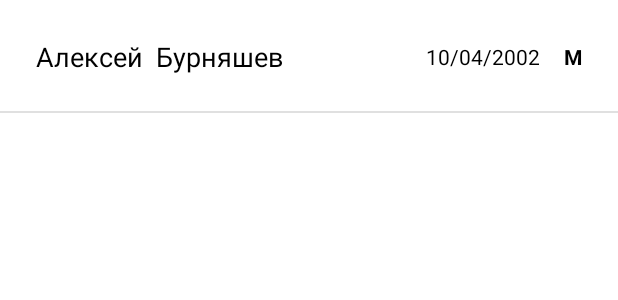
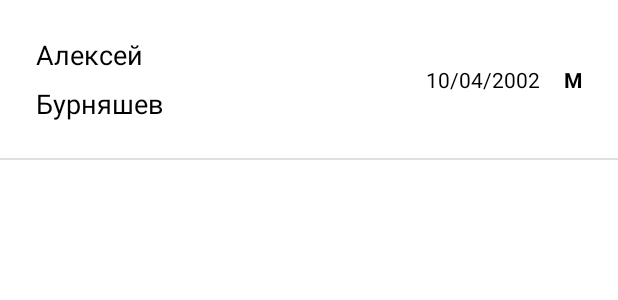
Before and after one commit to VikNamin/BankPractice, an Android app: the layout person_row.xml on its own in the app's theme, with its tools: preview values and no code run, on a phone screen of 412 x 824 dp. Shown: the top 300 px of the screen. Run offline under Robolectric (Android 15) with nearby library versions, the phone set to English and light mode, and no system bars.

Commit message:
Перенос чекера правильности введённых данных в рездел утилит (Util), добавление метода onDestroyView для избежания утечек памяти, реорганизация папок проекта, реализация функционала редактирования записей, замена функции Upsert на Insert,

```diff
--- a/app/src/main/java/ru/vik/bankpractice/MainActivity.kt
+++ b/app/src/main/java/ru/vik/bankpractice/MainActivity.kt
@@ -7,7 +7,7 @@ import androidx.navigation.ui.setupActionBarWithNavController
 
 
 // TODO:    Доделать реализацию добавления записей в другие таблицы,
-// TODO:    реализовать удаление, редактирование, поиск по записям, сортировку, добавить комментарии
+// TODO:    реализовать удаление, поиск по записям, сортировку, добавить комментарии
 
 
 class MainActivity : AppCompatActivity() {
--- a/app/src/main/java/ru/vik/bankpractice/data/BankDatabase.kt
+++ b/app/src/main/java/ru/vik/bankpractice/data/BankDatabase.kt
@@ -4,7 +4,7 @@ import android.content.Context
 import androidx.room.Database
 import androidx.room.Room
 import androidx.room.RoomDatabase
-import ru.vik.bankpractice.data.person.Person
+import ru.vik.bankpractice.model.Person
 import ru.vik.bankpractice.data.person.PersonDao
 
 // Таблицы, входящие в БД и версия БД
--- a/app/src/main/res/layout/person_row.xml
+++ b/app/src/main/res/layout/person_row.xml
@@ -2,40 +2,43 @@
 <androidx.constraintlayout.widget.ConstraintLayout xmlns:android="http://schemas.android.com/apk/res/android"
     xmlns:app="http://schemas.android.com/apk/res-auto"
     xmlns:tools="http://schemas.android.com/tools"
+    android:id="@+id/rowPersonLayout"
     android:layout_width="match_parent"
     android:layout_height="wrap_content">
 
+    <androidx.constraintlayout.widget.ConstraintLayout
+        android:id="@+id/constraintLayout"
+        android:layout_width="match_parent"
+        android:layout_height="match_parent"
+        android:padding="24dp"
+        app:layout_constraintEnd_toEndOf="parent"
+        app:layout_constraintStart_toStartOf="parent"
+        app:layout_constraintTop_toTopOf="parent">
+
         <TextView
             android:id="@+id/textViewFirstNamePerson"
-        android:layout_width="wrap_content"
+            android:layout_width="0dp"
             android:layout_height="wrap_content"
-        android:layout_marginStart="24dp"
+            android:layout_marginEnd="16dp"
             android:text="Алексей"
             android:textAppearance="@style/TextAppearance.AppCompat.Medium"
-        app:layout_constraintBottom_toBottomOf="parent"
+            app:layout_constraintEnd_toStartOf="@+id/textViewBirthDate"
+            app:layout_constraintHorizontal_bias="1.0"
             app:layout_constraintStart_toStartOf="parent"
             app:layout_constraintTop_toTopOf="parent" />
 
         <TextView
             android:id="@+id/textViewLastNamePerson"
-        android:layout_width="wrap_content"
+            android:layout_width="0dp"
             android:layout_height="wrap_content"
-        android:layout_marginStart="8dp"
+            android:layout_marginTop="8dp"
+            android:layout_marginEnd="16dp"
             android:text="Бурняшев"
             android:textAppearance="@style/TextAppearance.AppCompat.Medium"
-        app:layout_constraintStart_toEndOf="@+id/textViewFirstNamePerson"
-        app:layout_constraintTop_toTopOf="@+id/textViewFirstNamePerson" />
-
-    <TextView
-        android:id="@+id/textViewSex"
-        android:layout_width="wrap_content"
-        android:layout_height="wrap_content"
-        android:layout_marginEnd="24dp"
-        android:text="М"
-        android:textStyle="bold"
-        app:layout_constraintBottom_toBottomOf="parent"
-        app:layout_constraintEnd_toEndOf="parent"
-        app:layout_constraintTop_toTopOf="parent" />
+            app:layout_constraintEnd_toStartOf="@+id/textViewBirthDate"
+            app:layout_constraintHorizontal_bias="0.0"
+            app:layout_constraintStart_toStartOf="@+id/textViewFirstNamePerson"
+            app:layout_constraintTop_toBottomOf="@+id/textViewFirstNamePerson" />
 
         <TextView
             android:id="@+id/textViewBirthDate"
@@ -43,19 +46,30 @@
             android:layout_height="wrap_content"
             android:layout_marginEnd="16dp"
             android:text="10/04/2002"
-        app:layout_constraintBottom_toBottomOf="parent"
+            app:layout_constraintBottom_toBottomOf="@+id/textViewLastNamePerson"
             app:layout_constraintEnd_toStartOf="@+id/textViewSex"
-        app:layout_constraintTop_toTopOf="parent" />
+            app:layout_constraintTop_toTopOf="@+id/textViewFirstNamePerson" />
+
+        <TextView
+            android:id="@+id/textViewSex"
+            android:layout_width="wrap_content"
+            android:layout_height="wrap_content"
+            android:text="М"
+            android:textStyle="bold"
+            app:layout_constraintBottom_toBottomOf="@+id/textViewBirthDate"
+            app:layout_constraintEnd_toEndOf="parent"
+            app:layout_constraintTop_toTopOf="@+id/textViewBirthDate" />
+
+    </androidx.constraintlayout.widget.ConstraintLayout>
 
     <View
         android:id="@+id/divider"
-        android:layout_width="wrap_content"
+        android:layout_width="0dp"
         android:layout_height="1dp"
-        android:layout_marginTop="24dp"
         android:background="?android:attr/listDivider"
         app:layout_constraintBottom_toBottomOf="parent"
         app:layout_constraintEnd_toEndOf="parent"
         app:layout_constraintStart_toStartOf="parent"
-        app:layout_constraintTop_toBottomOf="@+id/textViewFirstNamePerson" />
+        app:layout_constraintTop_toBottomOf="@+id/constraintLayout" />
 
 </androidx.constraintlayout.widget.ConstraintLayout>
```
Also changed, not shown: app/build.gradle (+21 -1 lines), app/src/main/java/ru/vik/bankpractice/data/person/PersonDao.kt (+8 -6 lines), app/src/main/java/ru/vik/bankpractice/fragments/add/AddFragment.kt (+19 -34 lines), app/src/main/java/ru/vik/bankpractice/fragments/list/ListAdapter.kt (+9 -1 lines), app/src/main/java/ru/vik/bankpractice/fragments/list/ListFragment.kt (+7 -2 lines), app/src/main/java/ru/vik/bankpractice/fragments/update/UpdateFragment.kt (added, +131 -0 lines), app/src/main/java/ru/vik/bankpractice/model/Person.kt (renamed from app/src/main/java/ru/vik/bankpractice/data/person/Person.kt, +5 -2 lines), app/src/main/java/ru/vik/bankpractice/repository/PersonRepository.kt (renamed from app/src/main/java/ru/vik/bankpractice/data/person/PersonRepository.kt, +7 -1 lines), app/src/main/java/ru/vik/bankpractice/utils/InputChecker.kt (added, +43 -0 lines), app/src/main/java/ru/vik/bankpractice/viewmodel/PersonViewModel.kt (renamed from app/src/main/java/ru/vik/bankpractice/data/person/PersonViewModel.kt, +9 -1 lines), app/src/main/res/layout/fragment_update.xml (added, +107 -0 lines), app/src/main/res/navigation/my_nav.xml (+15 -0 lines), build.gradle (+11 -0 lines). Lines whose indentation alone changed are shown as unchanged.
